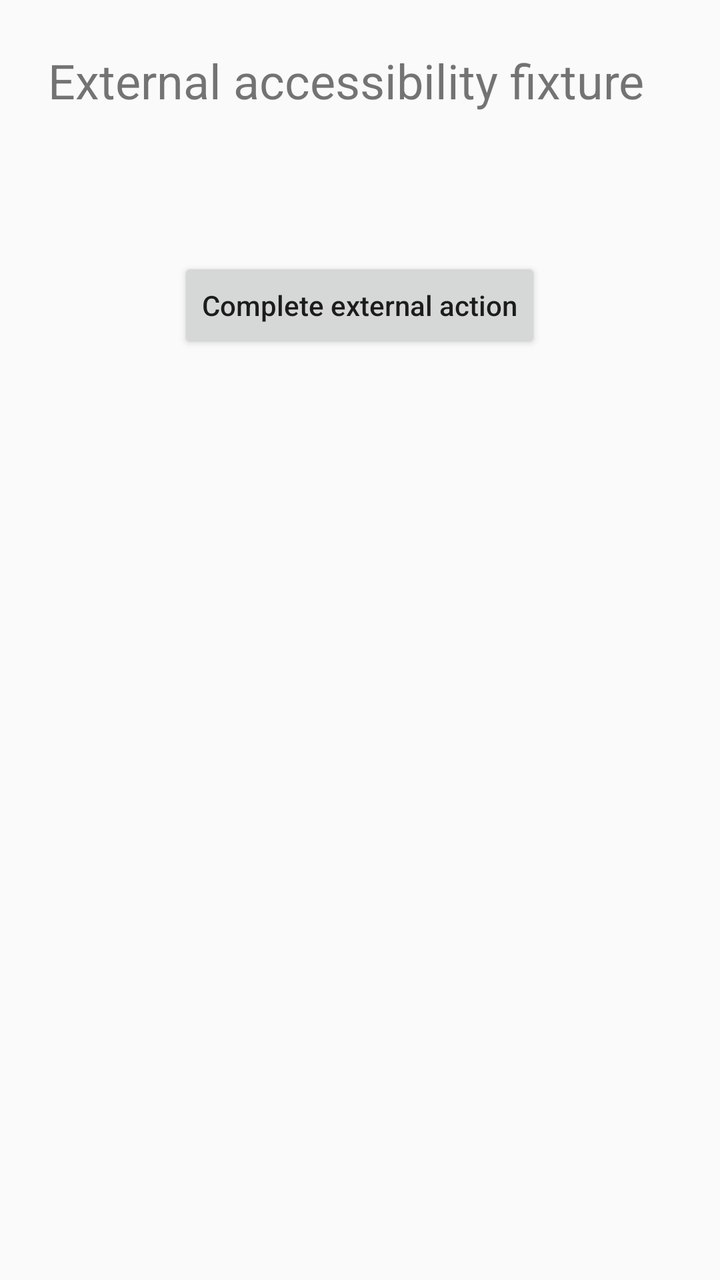
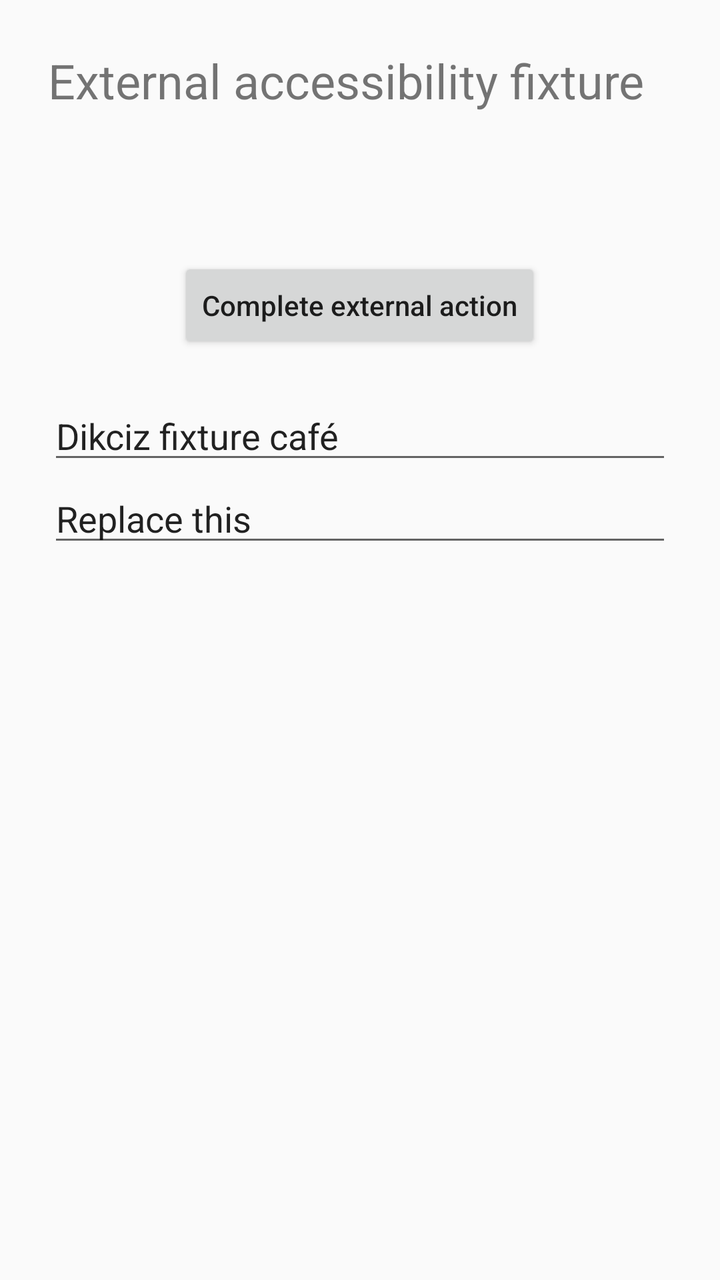

Screens rendered from an Android XML layout before and after an edit, with the pre-edit source and the edit as a unified diff.
<!-- AndroidManifest.xml: application theme FixtureTheme -->
<!-- res/layout/fixture_accessibility_activity.xml -->
<?xml version="1.0" encoding="utf-8"?>
<LinearLayout xmlns:android="http://schemas.android.com/apk/res/android"
    android:layout_width="match_parent"
    android:layout_height="match_parent"
    android:gravity="center_horizontal"
    android:orientation="vertical"
    android:padding="24dp">

    <TextView
        android:id="@+id/fixture_accessibility_title"
        android:layout_width="match_parent"
        android:layout_height="wrap_content"
        android:contentDescription="External accessibility fixture"
        android:text="@string/fixture_accessibility_title"
        android:textSize="24sp" />

    <TextView
        android:id="@+id/fixture_accessibility_status"
        android:layout_width="match_parent"
        android:layout_height="wrap_content"
        android:layout_marginTop="24dp"
        android:contentDescription="External action count"
        android:textSize="18sp" />

    <Button
        android:id="@+id/fixture_accessibility_action"
        android:layout_width="wrap_content"
        android:layout_height="wrap_content"
        android:layout_marginTop="24dp"
        android:text="@string/fixture_accessibility_action"
        android:textAllCaps="false" />
</LinearLayout>
<!-- resources referenced by this layout -->
<resources>
  <string name="fixture_accessibility_action">Complete external action</string>
  <string name="fixture_accessibility_title">External accessibility fixture</string>
  <style name="FixtureTheme" parent="android:style/Theme.Material.Light.NoActionBar" />
</resources>

<!-- the commit's change to res/layout/fixture_accessibility_activity.xml (unified diff, before → after) -->
@@ -2,6 +2,7 @@
 <LinearLayout xmlns:android="http://schemas.android.com/apk/res/android"
     android:layout_width="match_parent"
     android:layout_height="match_parent"
+    android:focusableInTouchMode="true"
     android:gravity="center_horizontal"
     android:orientation="vertical"
     android:padding="24dp">
@@ -29,4 +30,24 @@
         android:layout_marginTop="24dp"
         android:text="@string/fixture_accessibility_action"
         android:textAllCaps="false" />
+    <TextView
+        android:id="@+id/fixture_accessibility_touch_status"
+        android:layout_width="match_parent"
+        android:layout_height="wrap_content" />
+
+    <EditText
+        android:id="@+id/fixture_accessibility_copy_source"
+        android:layout_width="match_parent"
+        android:layout_height="wrap_content"
+        android:inputType="text"
+        android:selectAllOnFocus="true"
+        android:text="@string/fixture_accessibility_copy_text" />
+
+    <EditText
+        android:id="@+id/fixture_accessibility_paste_target"
+        android:layout_width="match_parent"
+        android:layout_height="wrap_content"
+        android:inputType="text"
+        android:selectAllOnFocus="true"
+        android:text="@string/fixture_accessibility_replace_text" />
 </LinearLayout>
<!-- resource entries referenced after the edit -->
@@ -1,6 +1,8 @@
 <!-- resources referenced by this layout -->
 <resources>
   <string name="fixture_accessibility_action">Complete external action</string>
+  <string name="fixture_accessibility_copy_text">Dikciz fixture café</string>
+  <string name="fixture_accessibility_replace_text">Replace this</string>
   <string name="fixture_accessibility_title">External accessibility fixture</string>
   <style name="FixtureTheme" parent="android:style/Theme.Material.Light.NoActionBar" />
 </resources>
